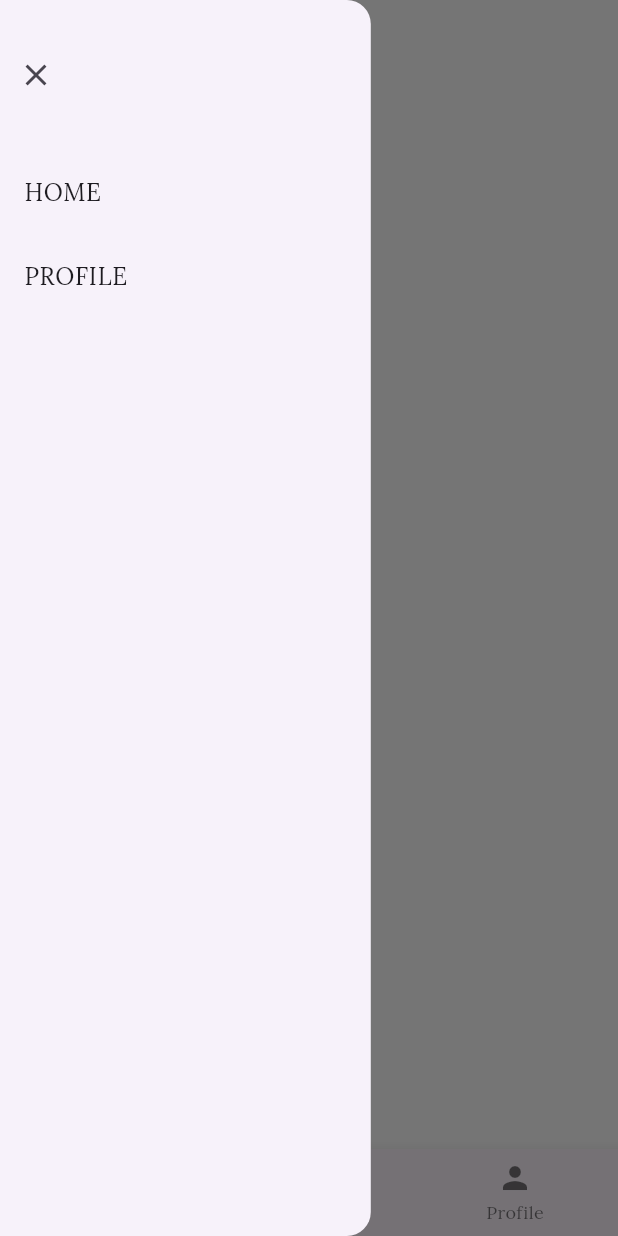
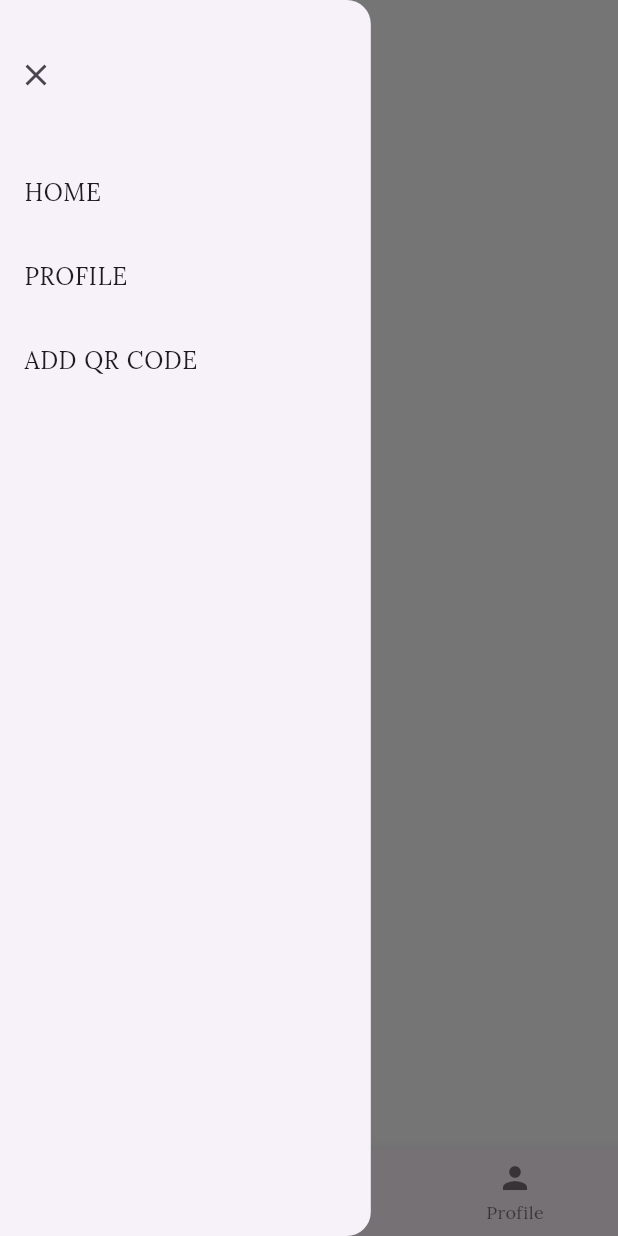
Before and after one commit to LaviniaSurubariu/smart_museum, a Flutter app: the AdminScreenPage screen opened by its route, with the side drawer open, on a phone screen of 412 x 824 dp. Run offline on Flutter 3.47's test engine with Material 3 defaults, Android fonts, the light colour scheme and no system bars; our stand-ins replace cloud_firestore, firebase_auth, firebase_core, firebase_storage, flutter_redux, freezed_annotation and 6 more; missing offline and left inert: mobile_scanner, redux_epics; accounts and stored records are empty.

Commit message:
add admin profile page, homeScreen page, customAdminDrawer and generate qr code functionality

```diff
--- a/lib/main.dart
+++ b/lib/main.dart
@@ -6,19 +6,21 @@ import 'package:flutter/material.dart';
 import 'package:flutter_redux/flutter_redux.dart';
 import 'package:redux/redux.dart';
 import 'package:redux_epics/redux_epics.dart';
+import 'presentation/admin_pages/profile_admin_page.dart';
 
 import 'api/auth_api.dart';
 import 'epics/app_epics.dart';
 import 'firebase_options.dart';
 import 'models/app_state/app_state.dart';
 import 'presentation/admin_pages/admin_home_screen.dart';
+import 'presentation/admin_pages/generate_qr_code_page.dart';
 import 'presentation/create_user.dart';
 import 'presentation/entry_page.dart';
 import 'presentation/login_user.dart';
+import 'presentation/update_profile.dart';
 import 'presentation/user_pages/home_screen.dart';
 import 'presentation/user_pages/profile_page.dart';
 import 'presentation/user_pages/qr_scan_page.dart';
-import 'presentation/user_pages/update_profile.dart';
 import 'presentation/utils/customTheme.dart';
 import 'reducer/reducer.dart';
 
@@ -62,6 +64,8 @@ class MyApp extends StatelessWidget {
           '/homeScreenPage': (BuildContext context) => const HomeScreenPage(),
           '/qrCodeScanScreenPage': (BuildContext context) => const QrCodePage(),
           '/adminHomeScreenPage': (BuildContext context) => const AdminScreenPage(),
+          '/profileAdminPage': (BuildContext context) => const ProfileAdminPage(),
+          '/generateQrCodePage': (BuildContext context) => const GenerateQrCodePage(),
 
         },
       ),
--- a/lib/presentation/admin_pages/admin_home_screen.dart
+++ b/lib/presentation/admin_pages/admin_home_screen.dart
@@ -1,7 +1,7 @@
 import 'package:flutter/material.dart';
 
+import '../utils/customAdminDrawer.dart';
 import '../utils/customButtomNavigationBarAdmin.dart';
-import '../utils/customDrawer.dart';
 
 class AdminScreenPage extends StatefulWidget {
   const AdminScreenPage({super.key});
@@ -24,10 +24,9 @@ class _AdminScreenPageState extends State<AdminScreenPage> {
       case 0:
         break;
       case 1:
-        selectedIndex = 0;
-        Navigator.pushNamed(context, '/qrCodeScanScreenPage');
+        Navigator.pushReplacementNamed(context, '/generateQrCodePage');
       case 2:
-        Navigator.pushReplacementNamed(context, '/profilePage');
+        Navigator.pushReplacementNamed(context, '/profileAdminPage');
     }
   }
 
@@ -45,7 +44,7 @@ class _AdminScreenPageState extends State<AdminScreenPage> {
         ),
         title: const Text(''),
       ),
-      drawer: const CustomDrawer(),
+      drawer: const CustomAdminDrawer(),
       bottomNavigationBar: CustomBottomNavigationBarAdmin(
         currentIndex: selectedIndex,
         onTap: onItemTapped,
--- /dev/null
+++ b/lib/presentation/utils/customAdminDrawer.dart
@@ -0,0 +1,62 @@
+import 'package:flutter/material.dart';
+
+class CustomAdminDrawer extends StatelessWidget {
+  const CustomAdminDrawer({super.key});
+
+  @override
+  Widget build(BuildContext context) {
+    return SizedBox(
+      width: MediaQuery.of(context).size.width * 0.6,
+      child: Drawer(
+        child: ListView(
+          padding: EdgeInsets.zero,
+          children: <Widget>[
+            SizedBox(
+              height: 100,
+              child: Stack(
+                children: <Widget>[
+                  const SizedBox(),
+                  Align(
+                    alignment: Alignment.centerLeft,
+                    child: IconButton(
+                      icon: const Icon(Icons.close),
+                      onPressed: () {
+                        Navigator.of(context).pop();
+                      },
+                    ),
+                  ),
+                ],
+              ),
+            ),
+            ListTile(
+              title: const Text(
+                'HOME',
+              ),
+              onTap: () {
+                Navigator.pop(context);
+                Navigator.pushReplacementNamed(context, '/adminHomeScreenPage');
+              },
+            ),
+            ListTile(
+              title: const Text(
+                'PROFILE',
+              ),
+              onTap: () {
+                Navigator.pop(context);
+                Navigator.pushReplacementNamed(context, '/profileAdminPage');
+              },
+            ), ListTile(
+              title: const Text(
+                'ADD QR CODE',
+              ),
+              onTap: () {
+                Navigator.pop(context);
+                Navigator.pushReplacementNamed(context, '/generateQrCodePage');
+              },
+            ),
+          ],
+        ),
+      ),
+    );
+  }
+}
```
Also changed, not shown: lib/presentation/admin_pages/generate_qr_code_page.dart (added, +73 -0 lines), lib/presentation/admin_pages/profile_admin_page.dart (added, +152 -0 lines), lib/presentation/update_profile.dart (renamed from lib/presentation/user_pages/update_profile.dart, +13 -10 lines).
